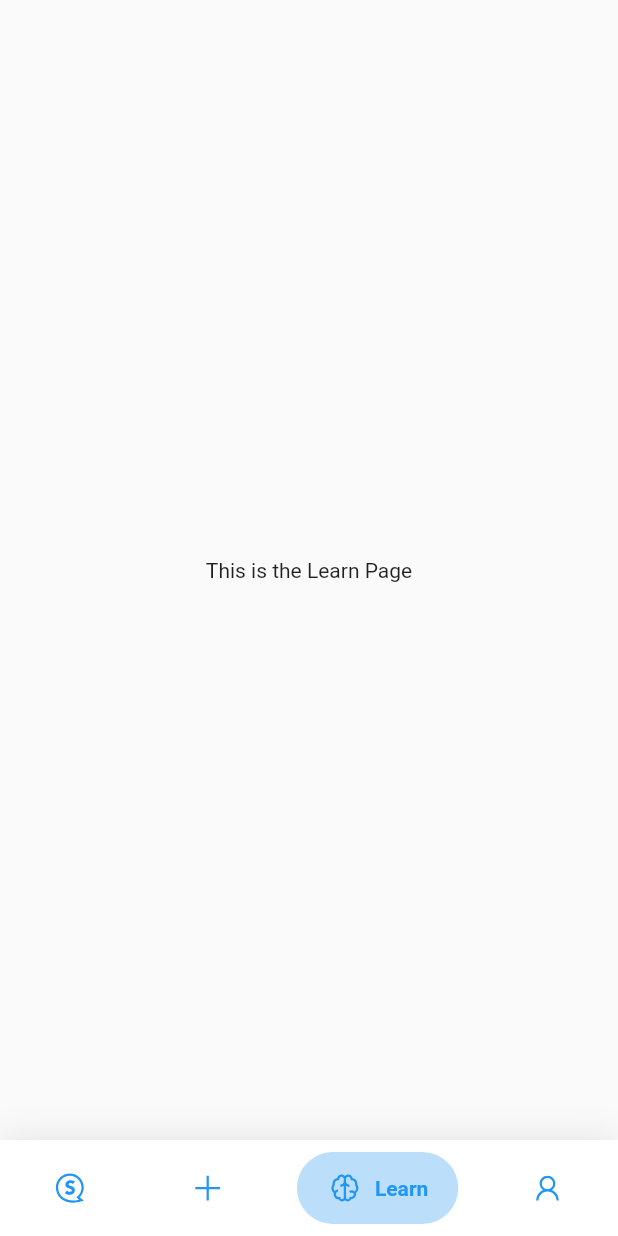
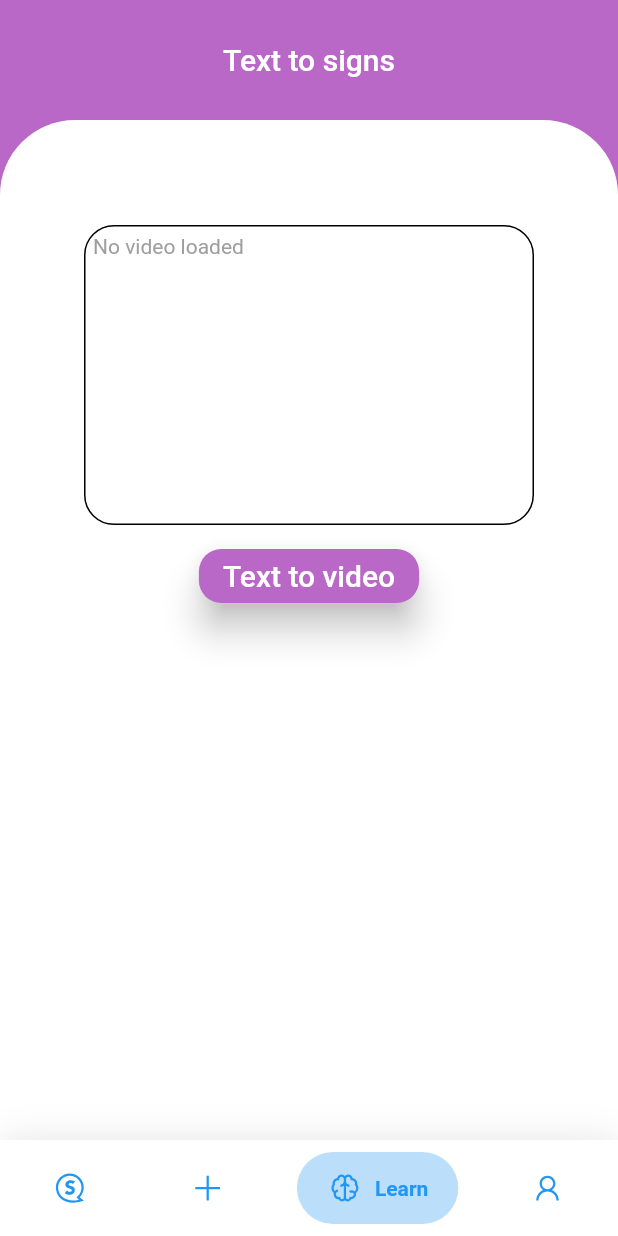
Before and after one commit to wedalb/gsc-asl, a Flutter app: the screen it shows after launch, swiped to page 3, on a phone screen of 412 x 824 dp. Run offline on Flutter 3.47's test engine with Material 2 defaults, Android fonts, the phone set to English and light mode, and no system bars; drawn by our look-alikes of google_nav_bar; our stand-ins replace line_icons, loading_indicator, permission_handler, video_player; missing offline and left inert: google_speech.

Commit message:
WIP: play video on Flutter

```diff
--- a/Flutter-project/flutter_application_1/lib/pages/learn_page.dart
+++ b/Flutter-project/flutter_application_1/lib/pages/learn_page.dart
@@ -1,11 +1,120 @@
+import 'dart:io';
+
 import 'package:flutter/material.dart';
+import 'package:video_player/video_player.dart';
 
-class LearnPage extends StatelessWidget {
+Stream<String> getTextStream() async* {
+  // TODO
+  for(int i = 1; i<10; i++) {
+    yield "World";
+    yield "Hello";
+  }
+}
+
+class LearnPage extends StatefulWidget {
+  const LearnPage({Key? key}) : super(key: key);
+
+  final String title = 'Sign Videos';
+
+  @override
+  State<LearnPage> createState() => _PageState();
+}
+
+class _PageState extends State<LearnPage> {
+  VideoPlayerController? _controller;
+  Future<void>? _initializeVideoPlayerFuture;
+
+  @override
+  void initState() {
+    super.initState();
+  }
+
+  Future<void> textToVideo(Stream<String> text) async {
+    await for(String gloss in text){
+      print('Loading file assets/videos/signs/$gloss.mp4');
+      print(File('assets/videos/signs/$gloss.mp4').hashCode);
+      _controller = VideoPlayerController.asset('assets/videos/signs/$gloss.mp4');
+      _initializeVideoPlayerFuture = _controller!.initialize();
+      await _initializeVideoPlayerFuture;
+      await _controller!.play();
+      print('Video finished');
+    }
+  }
+
+  @override
+  void dispose(){
+    _controller?.dispose(); // Make sure to dispose the Controller to free up resources
+    super.dispose();
+  }
+
   @override
   Widget build(BuildContext context) {
     return Scaffold(
-      body: Center(
-        child: Text('This is the Learn Page'),
+      backgroundColor: Colors.purple[300],
+      appBar: AppBar(
+        toolbarHeight: 80,
+        backgroundColor: Colors.purple[300],
+        elevation: 0,
+        centerTitle: true,
+        title: const Text('Text to signs'),
+      ),
+      body: SingleChildScrollView(
+        child: Container(
+          height: MediaQuery.of(context).size.height,
+          width: MediaQuery.of(context).size.width,
+          decoration: const BoxDecoration(
+            color: Colors.white,
+            borderRadius: BorderRadius.only(
+              topRight: Radius.circular(50),
+              topLeft: Radius.circular(50),
+            ),
+          ),
+          child: Center(
+            child: Column(
+              mainAxisAlignment: MainAxisAlignment.start,
+              children: <Widget>[
+                const SizedBox(
+                  height: 70,
+                ),
+                Container(
+                  height: 200,
+                  width: 300,
+                  decoration: BoxDecoration(
+                    border: Border.all(color: Colors.black),
+                    borderRadius: BorderRadius.circular(20),
+                  ),
+                  padding: const EdgeInsets.all(5.0),
+                  child: _controller == null
+                    ? const Text(
+                      'No video loaded',
+                      style: TextStyle(color: Colors.grey),
+                    )
+                    : AspectRatio(
+                      aspectRatio: _controller!.value.aspectRatio,
+                      child: VideoPlayer(_controller!),
+                    ),
+                ),
+                const SizedBox(
+                  height: 10,
+                ),
+                if(_controller == null) ElevatedButton(
+                  style: ElevatedButton.styleFrom(
+                    elevation: 10,
+                    backgroundColor: Colors.purple[300],
+                    shape: RoundedRectangleBorder(
+                      borderRadius: BorderRadius.circular(15),
+                    ),
+                  ),
+                  onPressed: () => textToVideo(getTextStream()),
+                  child: const Text(
+                    'Text to video',
+                    style: TextStyle(fontSize: 20),
+                  ),
+                ),
+              ],
+            ),
+          ),
+        ),
       ),
     );
   }
--- a/Flutter-project/flutter_application_1/lib/pages/translate_page.dart
+++ b/Flutter-project/flutter_application_1/lib/pages/translate_page.dart
@@ -1,4 +1,5 @@
 import 'package:flutter/cupertino.dart';
+import 'package:flutter/foundation.dart';
 import 'package:flutter/material.dart';
 import 'package:flutter/services.dart';
 import 'package:google_speech/speech_client_authenticator.dart';
--- a/Flutter-project/flutter_application_1/pubspec.yaml
+++ b/Flutter-project/flutter_application_1/pubspec.yaml
@@ -43,6 +43,7 @@ dependencies:
   # The following adds the Cupertino Icons font to your application.
   # Use with the CupertinoIcons class for iOS style icons.
   cupertino_icons: ^1.0.2
+  video_player: ^2.6.0
 
 dev_dependencies:
   flutter_test:
@@ -68,8 +69,8 @@ flutter:
 
   # To add assets to your application, add an assets section, like this:
   assets:
-     - lib/assets/images/
- #    - lib/assets/icons/
+     - assets/
+     - assets/videos/signs/
 
   # An image asset can refer to one or more resolution-specific "variants", see
   # https://flutter.dev/assets-and-images/#resolution-aware
```
Also changed, not shown: Flutter-project/flutter_application_1/pubspec.lock, 1 other file.
